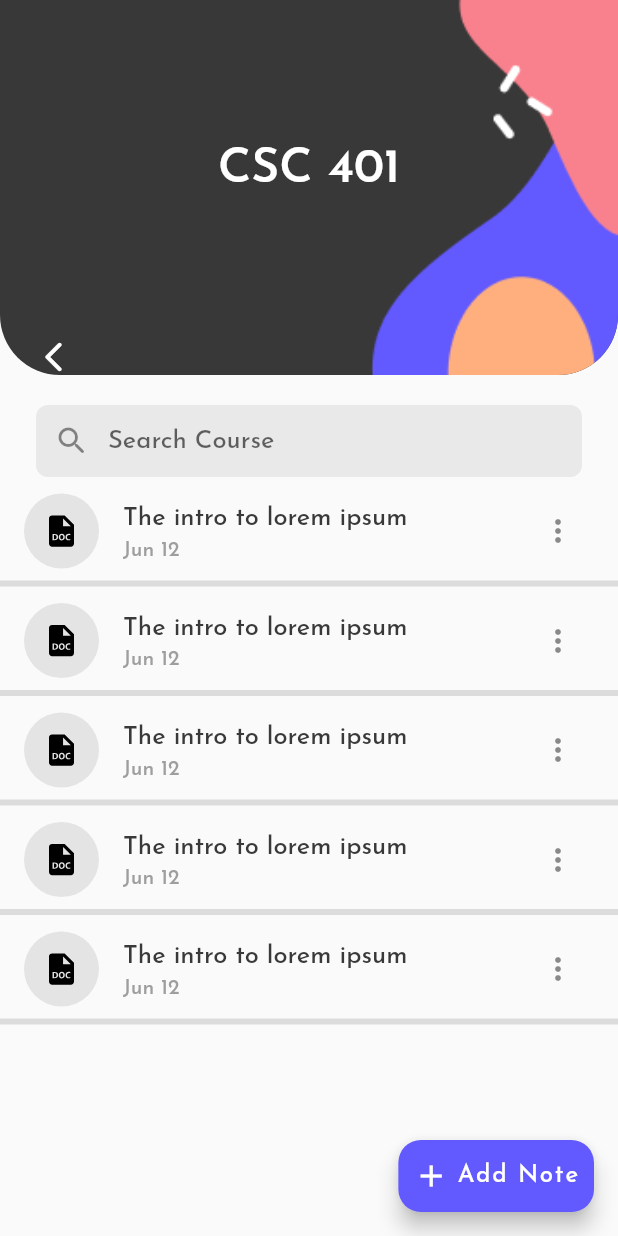
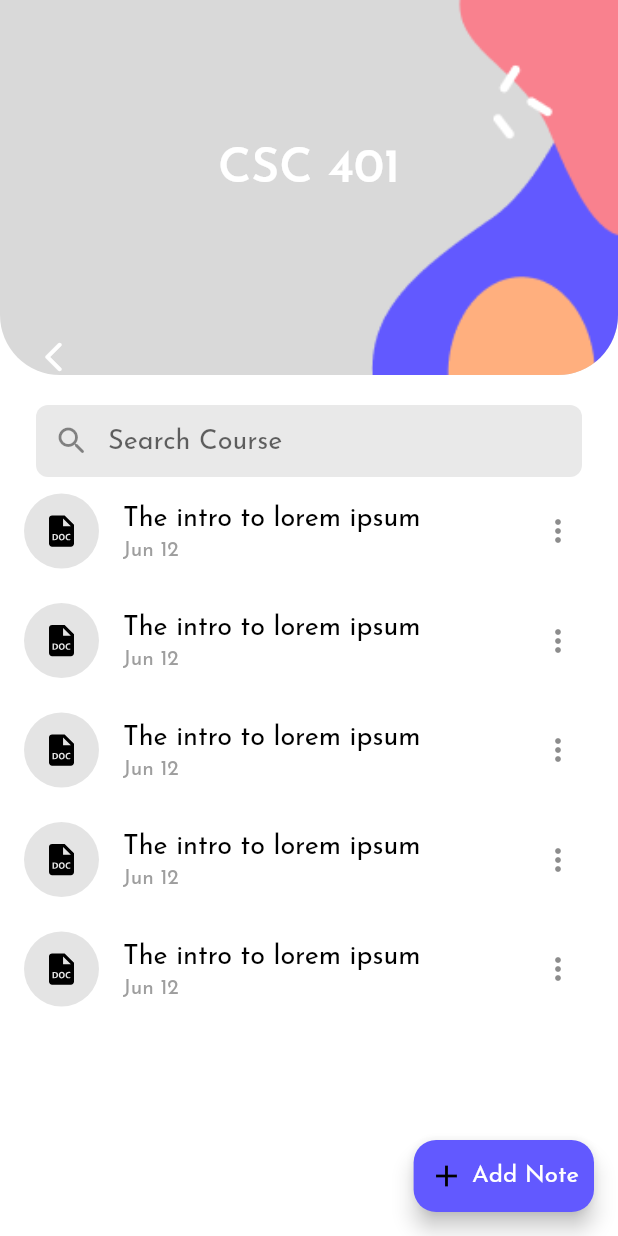
Before and after one commit to TamynatorSama/Smooth_Study, a Flutter app: the CourseMaterialListing screen opened directly, on a phone screen of 412 x 824 dp. Run offline on Flutter 3.47's test engine with Material 2 defaults, Android fonts, the phone set to English and light mode, and no system bars; our stand-ins replace cloud_firestore, firebase_core, firebase_storage, flutter_spinkit, flutter_svg, google_fonts and 2 more; missing offline and left inert: syncfusion_flutter_pdfviewer; accounts and stored records are empty; generated files the repository leaves out were written again.

Commit message:
Theme Added

```diff
--- a/lib/screens/course_material_listing.dart
+++ b/lib/screens/course_material_listing.dart
@@ -1,7 +1,6 @@
 import 'package:flutter/material.dart';
 import 'package:flutter_svg/svg.dart';
 import 'package:smooth_study/screens/pdf_view_page.dart';
-import 'package:smooth_study/utils/theme.dart';
 
 class CourseMaterialListing extends StatelessWidget {
   const CourseMaterialListing({super.key});
@@ -13,18 +12,23 @@ class CourseMaterialListing extends StatelessWidget {
         children: [
           Container(
             padding: EdgeInsets.symmetric(
-                vertical: MediaQuery.of(context).padding.top, horizontal: 24),
+              vertical: MediaQuery.of(context).padding.top,
+              horizontal: 24,
+            ),
             width: double.maxFinite,
             height: 250,
-            decoration: const BoxDecoration(
-                color: Color(0xff383838),
-                borderRadius: BorderRadius.only(
+            decoration: BoxDecoration(
+              color: Theme.of(context).cardColor,
+              borderRadius: const BorderRadius.only(
                 bottomLeft: Radius.circular(40),
-                    bottomRight: Radius.circular(40)),
-                image: DecorationImage(
+                bottomRight: Radius.circular(40),
+              ),
+              image: const DecorationImage(
                 alignment: Alignment.centerRight,
                 image: AssetImage('assets/back.png'),
-                    fit: BoxFit.fitHeight)),
+                fit: BoxFit.fitHeight,
+              ),
+            ),
             child: Column(
               mainAxisAlignment: MainAxisAlignment.end,
               children: [
@@ -36,7 +40,13 @@ class CourseMaterialListing extends StatelessWidget {
                           alignment: AlignmentDirectional.bottomCenter,
                           child: Text(
                             "CSC 401",
-                            style: primaryTextStyle.copyWith(fontSize: 32,color: Colors.white,fontWeight: FontWeight.w600),
+                            style: Theme.of(context)
+                                .textTheme
+                                .bodySmall
+                                ?.copyWith(
+                                    fontSize: 32,
+                                    color: Colors.white,
+                                    fontWeight: FontWeight.w600),
                           )),
                     ],
                   ),
@@ -94,28 +104,43 @@ class CourseMaterialListing extends StatelessWidget {
                       color: Colors.transparent,
                     ),
                   ),
-                contentPadding: const EdgeInsets.symmetric(vertical: 10,horizontal: 16)
-
-              ),
-
-              style: primaryTextStyle,
+                  contentPadding:
+                      const EdgeInsets.symmetric(vertical: 10, horizontal: 16)),
+              style: Theme.of(context).textTheme.bodySmall,
             ),
           ),
           // const SizedBox(height: 10),
           Expanded(
               child: ListView.builder(
-                  itemCount: 5, itemBuilder: (context, index) => Column(
+                  itemCount: 5,
+                  itemBuilder: (context, index) => Column(
                         children: [
                           ListTile(
                             leading: CircleAvatar(
                               radius: 25,
-                          backgroundColor: const Color.fromARGB(255, 228, 228, 228),
-                          child: SvgPicture.asset('assets/svg/bxs_file-doc.svg',width: 25,),
+                              backgroundColor:
+                                  const Color.fromARGB(255, 228, 228, 228),
+                              child: SvgPicture.asset(
+                                'assets/svg/bxs_file-doc.svg',
+                                width: 25,
                               ),
-                        title: Text("The intro to lorem ipsum",style:primaryTextStyle),
-                        subtitle: Text('Jun 12',style:primaryTextStyle.copyWith(fontSize: 14,color: Colors.grey)),
+                            ),
+                            title: Text(
+                              "The intro to lorem ipsum",
+                              style: Theme.of(context).textTheme.bodySmall,
+                            ),
+                            subtitle: Text(
+                              'Jun 12',
+                              style: Theme.of(context)
+                                  .textTheme
+                                  .bodySmall
+                                  ?.copyWith(
+                                    fontSize: 14,
+                                    color: Colors.grey,
+                                  ),
+                            ),
                             trailing: IconButton(
-                          onPressed: (){},
+                              onPressed: () {},
                               icon: const Icon(Icons.more_vert_rounded),
                             ),
                           ),
@@ -130,18 +155,26 @@ class CourseMaterialListing extends StatelessWidget {
       floatingActionButton: FloatingActionButton.extended(
           backgroundColor: const Color(0xff6259FF),
           extendedPadding: const EdgeInsets.symmetric(horizontal: 10),
-        shape: RoundedRectangleBorder(
-          borderRadius: BorderRadius.circular(15)
-        ),
+          shape:
+              RoundedRectangleBorder(borderRadius: BorderRadius.circular(15)),
           label: Row(
             children: [
               const Icon(Icons.add),
-            const SizedBox(width: 5,),
-            Text("Add Note",style: primaryTextStyle.copyWith(fontSize: 16,color: Colors.white),),
+              const SizedBox(
+                width: 5,
+              ),
+              Text(
+                "Add Note",
+                style: Theme.of(context)
+                    .textTheme
+                    .bodySmall
+                    ?.copyWith(fontSize: 16, color: Colors.white),
+              ),
             ],
           ),
-        onPressed: (){
-          Navigator.of(context).push(MaterialPageRoute(builder: (context)=>const PdfViewPage()));
+          onPressed: () {
+            Navigator.of(context).push(
+                MaterialPageRoute(builder: (context) => const PdfViewPage()));
           }),
     );
   }
--- a/lib/utils/theme.dart
+++ /dev/null
@@ -1,9 +0,0 @@
-
-import 'package:flutter/material.dart';
-import 'package:google_fonts/google_fonts.dart';
-
-TextStyle primaryTextStyle = GoogleFonts.josefinSans(
-  fontWeight: FontWeight.w500,
-  fontSize: 17,
-  color: const Color.fromARGB(255, 57, 57, 57)
-);
--- /dev/null
+++ b/lib/utils/theme_provider.dart
@@ -0,0 +1,96 @@
+import 'package:flutter/material.dart';
+import 'package:google_fonts/google_fonts.dart';
+import 'package:smooth_study/utils/storage_manager.dart';
+
+class ThemeProvider with ChangeNotifier {
+  final darkTheme = ThemeData(
+
+    textTheme: TextTheme(
+      bodyMedium: GoogleFonts.josefinSans(
+        fontSize: 22,
+        color: Colors.white,
+      ),
+      bodyLarge: GoogleFonts.josefinSans(
+        fontWeight: FontWeight.w500,
+        fontSize: 24,
+        color: Colors.white,
+      ),
+      bodySmall: GoogleFonts.josefinSans(
+        fontSize: 18,
+        color: Colors.white,
+      ),
+    ),
+    scaffoldBackgroundColor: Colors.black,
+    primaryColorDark: Colors.black,
+    primaryColorLight: Colors.white,
+    primarySwatch: Colors.grey,
+    primaryColor: Colors.black,
+    brightness: Brightness.dark,
+    dividerColor: Colors.black12,
+    buttonTheme: const ButtonThemeData(
+      buttonColor: Color(0xFF383838),
+    ),
+    cardColor: const Color(0xFF585858),
+  );
+
+  final lightTheme = ThemeData(
+    textTheme: TextTheme(
+      bodyMedium: GoogleFonts.josefinSans(
+        fontSize: 22,
+        color: Colors.black,
+      ),
+      bodyLarge: GoogleFonts.josefinSans(
+        fontWeight: FontWeight.w500,
+        fontSize: 24,
+        color: Colors.black,
+      ),
+      bodySmall: GoogleFonts.josefinSans(
+        fontSize: 18,
+        color: Colors.black,
+      ),
+    ),
+    scaffoldBackgroundColor: Colors.white,
+    primarySwatch: Colors.grey,
+    primaryColor: Colors.white,
+    brightness: Brightness.light,
+    dividerColor: Colors.white54,
+    buttonTheme: const ButtonThemeData(
+      buttonColor: Color(0xFF1D1D1D),
+    ),
+    cardColor: const Color(0xFFD9D9D9),
+  );
+
+  late bool isDarkMode;
+
+  late ThemeData _themeData;
+  ThemeData getTheme() => _themeData;
+
+  ThemeProvider() {
+    StorageManager.readData('themeMode').then((value) {
+      print('value read from storage: ${value.toString()}');
+      var themeMode = value ?? 'light';
+      if (themeMode == 'light') {
+        isDarkMode = false;
+        _themeData = lightTheme;
+      } else {
+        isDarkMode = true;
+        _themeData = darkTheme;
+      }
+      notifyListeners();
+    });
+  }
+
+  void setDarkMode() async {
+    _themeData = darkTheme;
+    isDarkMode = true;
+    StorageManager.saveData('themeMode', 'dark');
+    notifyListeners();
+  }
+
+  void setLightMode() async {
+    _themeData = lightTheme;
+    isDarkMode = false;
+    StorageManager.saveData('themeMode', 'light');
+    notifyListeners();
+  }
+}
```
Also changed, not shown: lib/main.dart (+25 -9 lines), lib/screens/courses_page.dart (+26 -40 lines), lib/screens/dashboard.dart (+62 -60 lines), lib/screens/pdf_view_page.dart (+37 -29 lines), lib/utils/storage_manager.dart (added, +27 -0 lines), pubspec.yaml (+10 -11 lines), assets/100.jpg (added), assets/200.jpg (added), assets/300.jpg (added), assets/svg/moon.svg (added), pubspec.lock, 2 other files. Lines whose indentation alone changed are shown as unchanged.
